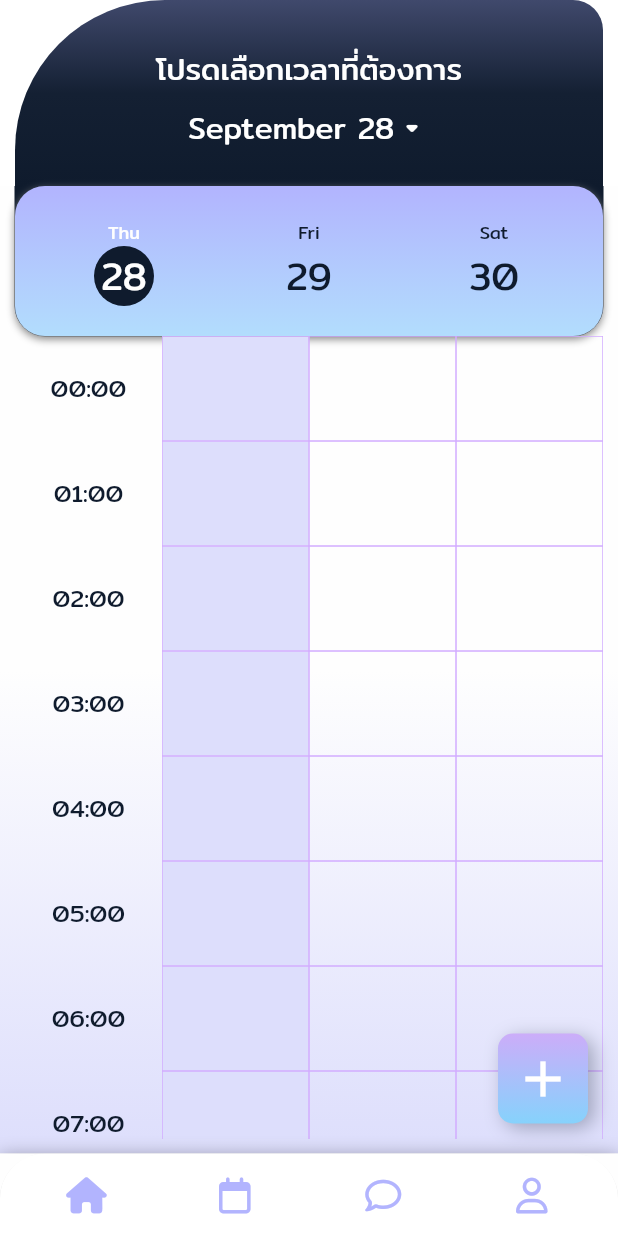
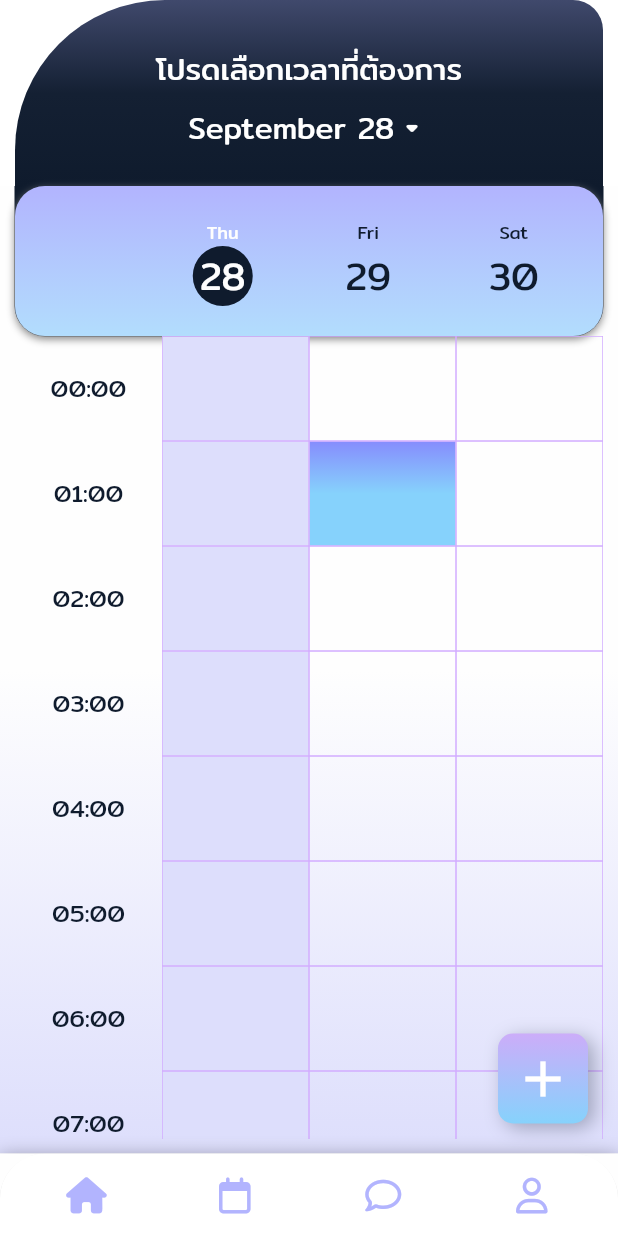
Before and after one commit to TelephyApp/Telephy_frontend, a Flutter app: the screen it shows after launch, swiped to page 2, on a phone screen of 412 x 824 dp. Run offline on Flutter 3.47's test engine with Material 2 defaults, Android fonts, the phone set to English and light mode, and no system bars; our stand-ins replace cloud_firestore, dropdown_textfield, firebase_auth, firebase_core, firebase_database, flutter_svg and 7 more; missing offline and left inert: agora_rtc_engine; accounts and stored records are empty.

Commit message:
slot popup dai laew

```diff
--- a/lib/widgets/timeSlotTable.dart
+++ b/lib/widgets/timeSlotTable.dart
@@ -45,9 +45,8 @@ class _TimeSlotTableState extends State<TimeSlotTable> {
       3,
       (index) => widget.currentDate.add(Duration(days: index)),
     );
-    availableSlots!.add(DateTime.now()
-        .add(Duration(days: 2))); // เพิ่ม DateTime เริ่มต้นเป็นตัวอย่าง
-    availableSlots!.add(DateTime.now().add(Duration(days: 1, hours: 2)));
+    availableSlots!.add(DateTime(2023, 9, 29, 1, 0));
+    availableSlots!.add(DateTime(2023, 9, 30, 12, 0));
 
     final lastThreeDays = nextTwoDays;
 
@@ -75,7 +74,8 @@ class _TimeSlotTableState extends State<TimeSlotTable> {
                 ),
                 child: Container(
                   height: 100,
-                  padding: const EdgeInsets.all(11),
+                  padding: const EdgeInsets.only(
+                      left: 90, right: 11, bottom: 11, top: 11),
                   decoration: const BoxDecoration(
                     boxShadow: [
                       BoxShadow(
@@ -189,7 +189,7 @@ class _TimeSlotTableState extends State<TimeSlotTable> {
                                     this.selectedSlotsTime = selectedSlotsTime;
                                   });
                                 },
-                            ),
+                                availableSlots: availableSlots),
                           ),
                       ],
                     );
@@ -312,10 +312,11 @@ class HourlySlot extends StatelessWidget {
   final VoidCallback onTap;
   final DateTime? selectedSlotsTime; // เพิ่มตัวแปร selectedSlotsTime ที่นี่
   final bool isBooking;
-  final Function(DateTime) setState; // เพิ่มตัวแปร isBooking ที่นี่
+  final Function(DateTime) setState;
+  final List<DateTime>? availableSlots; // เพิ่มตัวแปร isBooking ที่นี่
 
-  const HourlySlot({
-    Key? key,
+  const HourlySlot(
+      {Key? key,
       required this.day,
       required this.hour,
       required this.isTapped,
@@ -323,7 +324,8 @@ class HourlySlot extends StatelessWidget {
       required this.selectedSlotsTime, // รับค่า selectedSlotsTime ที่นี่
       required this.isBooking, // รับค่า isBooking ที่นี่
       required this.setState,
-  }) : super(key: key);
+      required this.availableSlots})
+      : super(key: key);
 
   @override
   Widget build(BuildContext context) {
@@ -344,7 +346,8 @@ class HourlySlot extends StatelessWidget {
     String timeRange = generateTimeRange(int.parse(hour));
 
     final bool isPastDay = currentDateTime.isBefore(currentTime);
-
+    bool isInAvailableSlots =
+        availableSlots != null && availableSlots!.contains(currentDateTime);
     return isPastDay
         ? Container(
             decoration: BoxDecoration(
@@ -377,16 +380,66 @@ class HourlySlot extends StatelessWidget {
           )
         : GestureDetector(
             onTap: () {
+              if (isInAvailableSlots && isBooking) {
+                showDialog(
+                  context: context,
+                  builder: (BuildContext context) {
+                    return AlertDialog(
+                      title: Text('ยกเลิกการเปิดจองเวลา'),
+                      content: Text(
+                          '\t\t\t\tหากยกเลิกแล้วผู้ใช้จะไม่สามารถนัดหมายในช่วงเวลาที่ทำการยกเลิกได้'),
+                      actions: [
+                        TextButton(
+                          onPressed: () {
+                            Navigator.of(context).pop();
+                          },
+                          child: Text('ปิด'),
+                        ),
+                        TextButton(
+                          onPressed: () {
+                            Navigator.of(context).pop();
+                          },
+                          style: ButtonStyle(
+                              foregroundColor: MaterialStateProperty.all<Color>(
+                                  const Color(0xFFE4DAD1)),
+                              backgroundColor: MaterialStateProperty.all<Color>(
+                                  Color.fromARGB(255, 251, 108, 76))),
+                          child: Text('ยกเลิก'),
+                        ),
+                      ],
+                    );
+                  },
+                );
+              } else {
                 if (isBooking) {
                   setState(currentDateTime);
                 }
                 onTap();
+              }
             },
             child: Container(
               decoration: BoxDecoration(
+                gradient: isInAvailableSlots
+                    ? LinearGradient(
+                        colors: [
+                            Color(0xFF86D2FC),
+                            Color(0xFF86D2FC),
+                            Color(0xFF868CFD)
+                          ],
+                        begin: Alignment.bottomCenter,
+                        end: Alignment.topCenter)
+                    : LinearGradient(
+                        colors: [
+                            Color.fromARGB(110, 254, 254, 254),
+                            Color.fromARGB(159, 134, 211, 252)
+                          ],
+                        begin: Alignment.bottomCenter,
+                        end: Alignment.topCenter),
                 color: isTapped
                     ? const Color.fromRGBO(178, 221, 253, 1)
-                    : const Color.fromARGB(0, 209, 172, 255),
+                    : (isInAvailableSlots
+                        ? const Color(0xFF868CFD)
+                        : Color.fromARGB(0, 113, 0, 252)),
                 border: Border.all(
                   color: isTapped
                       ? const Color(0xFFE4DAD1)
```
Lines whose indentation alone changed are shown as unchanged.
